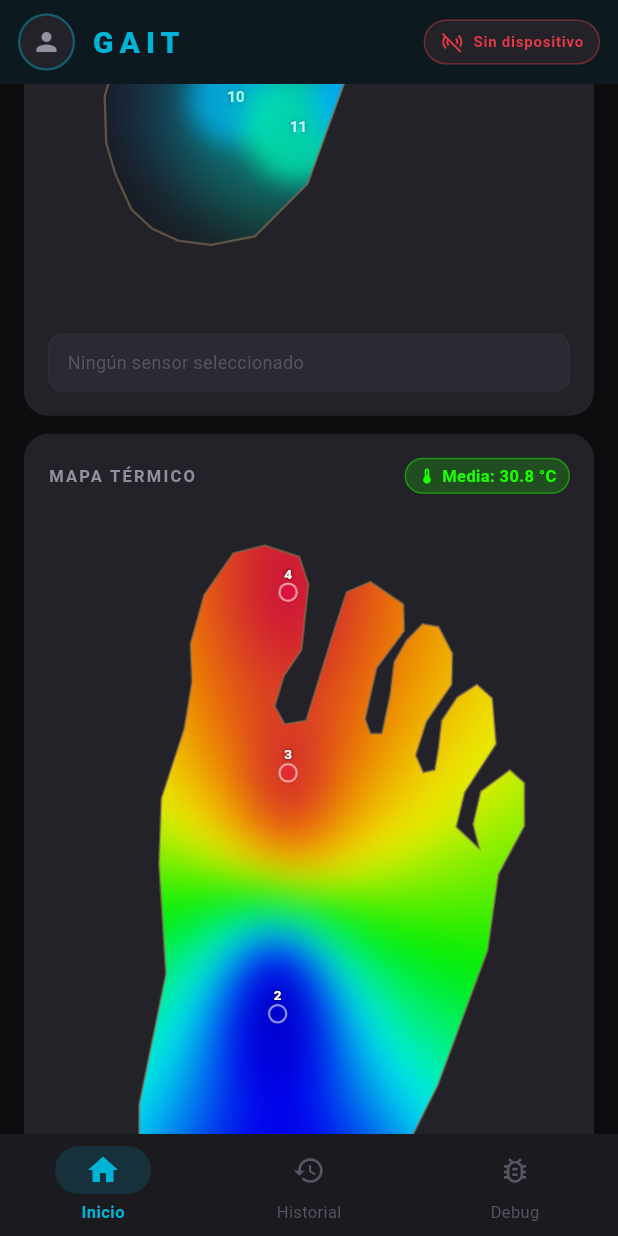
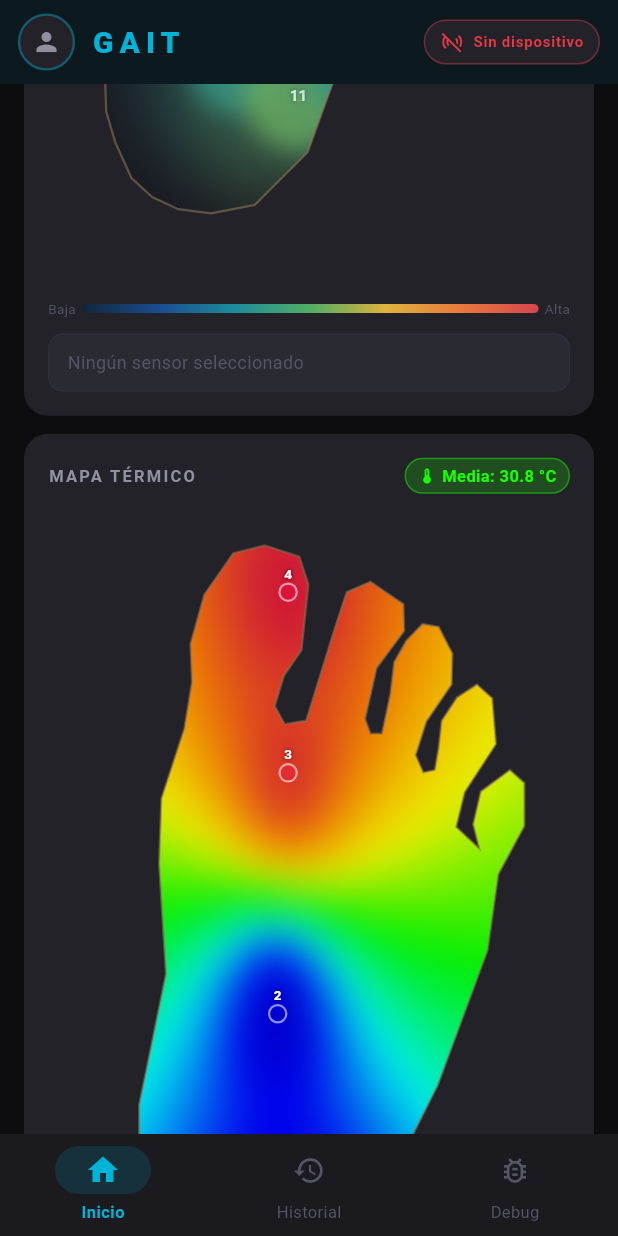
Before and after one commit to PabloElviraCalatayud/test_tfg, a Flutter app: the screen it shows after launch, scrolled down 1152 dp, on a phone screen of 412 x 824 dp. Run offline on Flutter 3.47's test engine with Material 3 defaults, Android fonts, the phone set to English and light mode, and no system bars; our stand-ins replace file_picker, flutter_blue_plus, flutter_riverpod, go_router, image_picker, path_drawing and 3 more; missing offline and left inert: flutter_foreground_task, mqtt_client; accounts and stored records are empty.

Commit message:
Reordenar leyenda+panel de datos al fondo y suavizar el gradiente de presión
- pressure_map_widget.dart y heat_map_widget.dart: la leyenda de
  gradiente y el panel de datos del nodo seleccionado quedan siempre
  debajo del mapa (antes la leyenda del mapa de presión iba encima, y en
  el térmico el panel iba antes que la leyenda).
- app_colors.dart: pressureGradient pasa de un arcoíris tipo "jet" (azul-
  verde-amarillo-rojo con tonos primarios muy saturados) a una progresión
  fría->cálida monótona que reutiliza los mismos tonos ya presentes en el
  resto de la app (accent/success/warning/danger), más coherente
  visualmente y más fácil de leer que el arcoíris original.

```diff
--- a/app_monitorizacion_pisada_dinamica/lib/core/theme/app_colors.dart
+++ b/app_monitorizacion_pisada_dinamica/lib/core/theme/app_colors.dart
@@ -29,16 +29,23 @@ class AppColors {
   // Divider
   static const Color divider = Color(0xFF2E2E38);
 
-  // Pressure map gradient
+  // Pressure map gradient. Antes era un arcoíris tipo "jet" (azul-verde-
+  // amarillo-rojo con tonos primarios muy saturados), un tipo de gradiente
+  // que en visualización de datos se evita precisamente porque no es
+  // perceptualmente uniforme (crea bandas/fronteras falsas) y resulta
+  // visualmente chillón. Esta progresión es monótona en intensidad
+  // percibida (frío/calma -> cálido/intenso) y usa los mismos tonos ya
+  // presentes en el resto de la app (accent, success, warning, danger),
+  // así que el mapa de presión se lee con el mismo lenguaje de color que
+  // el resto de la interfaz en vez de uno ajeno.
   static const List<Color> pressureGradient = [
-    Color(0xFF0A1628), // no pressure
-    Color(0xFF1A3A6E),
-    Color(0xFF0077FF),
-    Color(0xFF00C8FF),
-    Color(0xFF00FF88),
-    Color(0xFFFFFF00),
-    Color(0xFFFF8800),
-    Color(0xFFFF2200), // max pressure
+    Color(0xFF12263A), // sin apenas presión
+    Color(0xFF1B4B91),
+    Color(0xFF1C8C9C), // cerca de accent
+    Color(0xFF4FAE64), // cerca de success
+    Color(0xFFE0B23D),
+    Color(0xFFE8783C), // cerca de warning
+    Color(0xFFD64550), // max presión, cerca de danger
   ];
 
   // Heat map gradient (thermal)
--- a/app_monitorizacion_pisada_dinamica/lib/features/dashboard/presentation/widgets/heat_map_widget.dart
+++ b/app_monitorizacion_pisada_dinamica/lib/features/dashboard/presentation/widgets/heat_map_widget.dart
@@ -162,23 +162,6 @@ class _HeatMapWidgetState extends ConsumerState<HeatMapWidget> {
               );
             }),
           ),
-          const SizedBox(height: 10),
-          _SelectedReadout(
-            label: _selected == null
-                ? null
-                : '${_selected! + 1} · ${_thermistorLabels[_selected!]}',
-            temp: _selected == null || _selected! >= temps.length
-                ? null
-                : temps[_selected!],
-            zonePercent: _selected == null
-                ? null
-                : _thermistorZoneFsrIndices[_selected!].fold<double>(
-                    0,
-                    (s, idx) => idx < data.relativePercent.length
-                        ? s + data.relativePercent[idx]
-                        : s,
-                  ),
-          ),
           const SizedBox(height: 8),
 
           // ── Leyenda de temperatura ────────────────────────────────────
@@ -203,6 +186,23 @@ class _HeatMapWidgetState extends ConsumerState<HeatMapWidget> {
                   style: const TextStyle(
                       color: AppColors.textDisabled, fontSize: 9)),
             ],
+          ),
+          const SizedBox(height: 10),
+          _SelectedReadout(
+            label: _selected == null
+                ? null
+                : '${_selected! + 1} · ${_thermistorLabels[_selected!]}',
+            temp: _selected == null || _selected! >= temps.length
+                ? null
+                : temps[_selected!],
+            zonePercent: _selected == null
+                ? null
+                : _thermistorZoneFsrIndices[_selected!].fold<double>(
+                    0,
+                    (s, idx) => idx < data.relativePercent.length
+                        ? s + data.relativePercent[idx]
+                        : s,
+                  ),
           ),
         ],
       ),
--- a/app_monitorizacion_pisada_dinamica/lib/features/dashboard/presentation/widgets/pressure_map_widget.dart
+++ b/app_monitorizacion_pisada_dinamica/lib/features/dashboard/presentation/widgets/pressure_map_widget.dart
@@ -74,8 +74,6 @@ class _PressureMapWidgetState extends ConsumerState<PressureMapWidget> {
             style: TextStyle(color: AppColors.textDisabled, fontSize: 10),
           ),
           const SizedBox(height: 8),
-          _PressureLegend(),
-          const SizedBox(height: 8),
           AspectRatio(
             aspectRatio: 0.52,
             child: LayoutBuilder(builder: (context, constraints) {
@@ -109,6 +107,8 @@ class _PressureMapWidgetState extends ConsumerState<PressureMapWidget> {
               );
             }),
           ),
+          const SizedBox(height: 8),
+          _PressureLegend(),
           const SizedBox(height: 10),
           _SelectedReadout(
             label: _selected == null ? null : 'Sensor ${_selected! + 1}',
```
